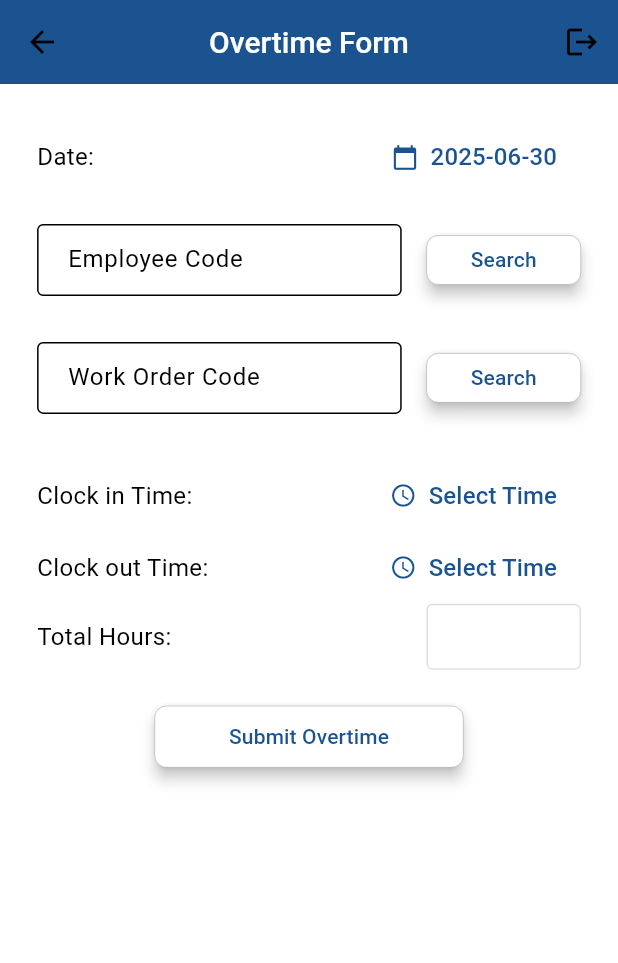
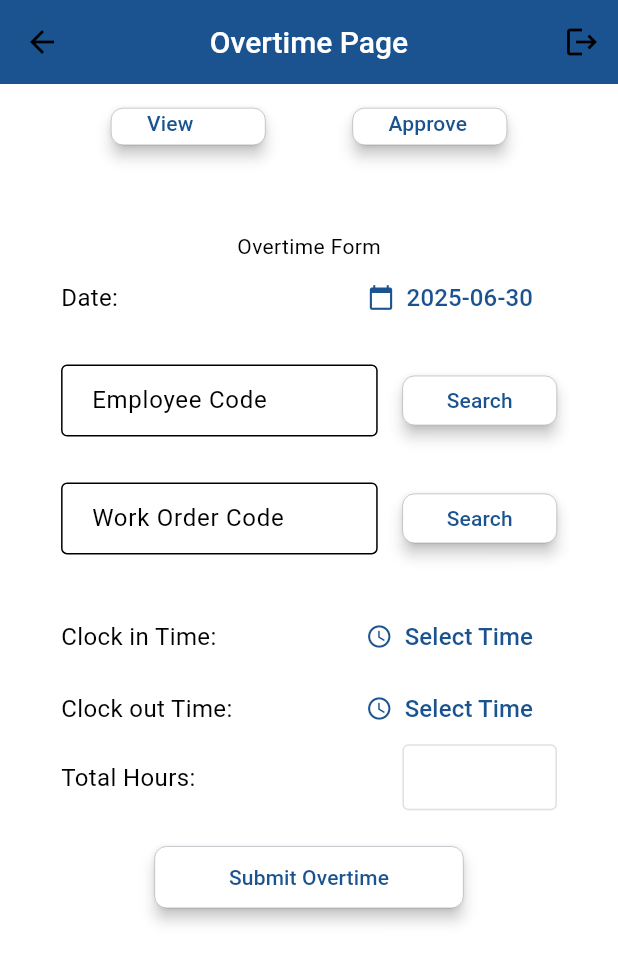
Before and after one commit to noor-faozi/albaderapp, a Flutter app: the OvertimeAttendanceScreen screen opened directly, on a phone screen of 412 x 824 dp. Shown: the top 963 px of the screen. Run offline on Flutter 3.47's test engine with Material 3 defaults, Android fonts, the light colour scheme and no system bars; our stand-ins replace supabase_flutter; accounts and stored records are empty.

Commit message:
feat: add buttons to overtime attendance screen

```diff
--- a/lib/screens/admin/overtime_attendance_screen.dart
+++ b/lib/screens/admin/overtime_attendance_screen.dart
@@ -1,4 +1,6 @@
+import 'package:albaderapp/utils/responsive.dart';
 import 'package:albaderapp/widgets/custom_app_bar.dart';
+import 'package:albaderapp/widgets/custom_button.dart';
 import 'package:albaderapp/widgets/overtime_form.dart';
 import 'package:flutter/material.dart';
 
@@ -13,8 +15,35 @@ class _OvertimeAttendanceState extends State<OvertimeAttendanceScreen> {
   @override
   Widget build(BuildContext context) {
     return Scaffold(
-      appBar: CustomAppBar(title: "Overtime Form"),
-      body: const OvertimeForm(),
+      appBar: CustomAppBar(title: "Overtime Page"),
+      body: Padding(
+        padding: const EdgeInsets.all(16.0),
+        child: Column(
+          children: [
+            Row(
+              mainAxisAlignment: MainAxisAlignment.spaceEvenly,
+              children: [
+                CustomButton(
+                  label: 'View Records',
+                  onPressed: () {
+                    // Your logic here
+                  },
+                ),
+                CustomButton(
+                  label: 'Approve Records',
+                  onPressed: () {
+                    // Your logic here
+                  },
+                ),
+              ],
+            ),
+            SizedBox(height: screenHeight(context, 0.04)),
+            const Expanded(
+              child: OvertimeForm(),
+            ),
+          ],
+        ),
+      ),
     );
   }
 }
--- a/lib/widgets/overtime_form.dart
+++ b/lib/widgets/overtime_form.dart
@@ -173,6 +173,7 @@ class _OvertimeFormState extends State<OvertimeForm> {
         child: SingleChildScrollView(
           child: Column(
             children: [
+              const Center(child: Text("Overtime Form", )),
               FormField<DateTime>(
                 validator: (value) {
                   if (_selectedDate.isAfter(DateTime.now())) {
```
Also changed, not shown: lib/screens/admin/overtime_records_screen.dart (added, +15 -0 lines), lib/screens/admin/overtime_approval_screen.dart (added).
